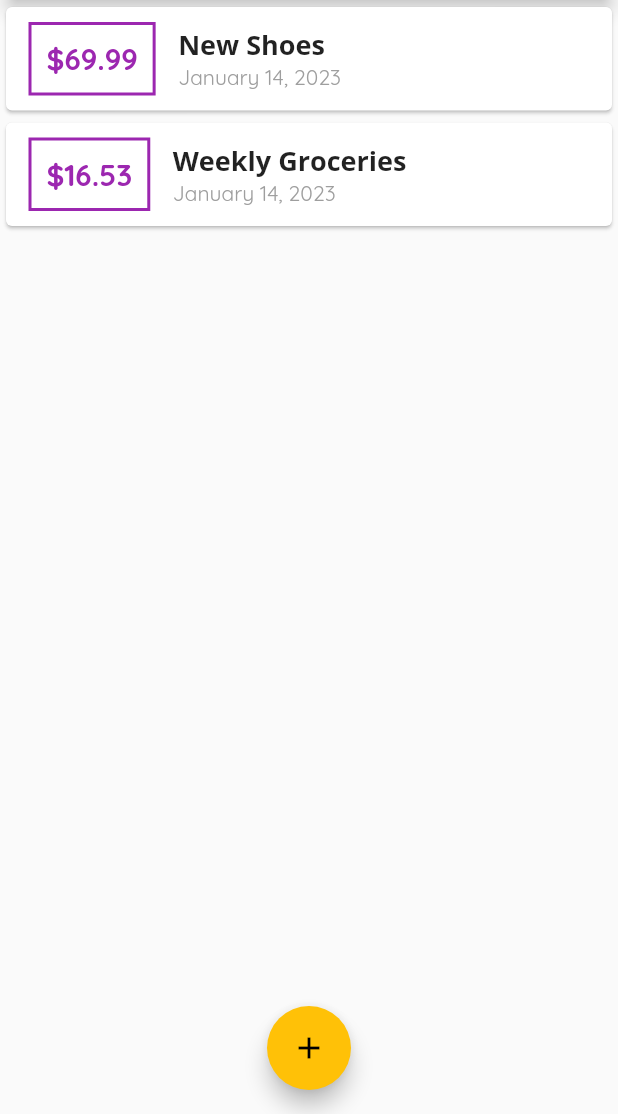
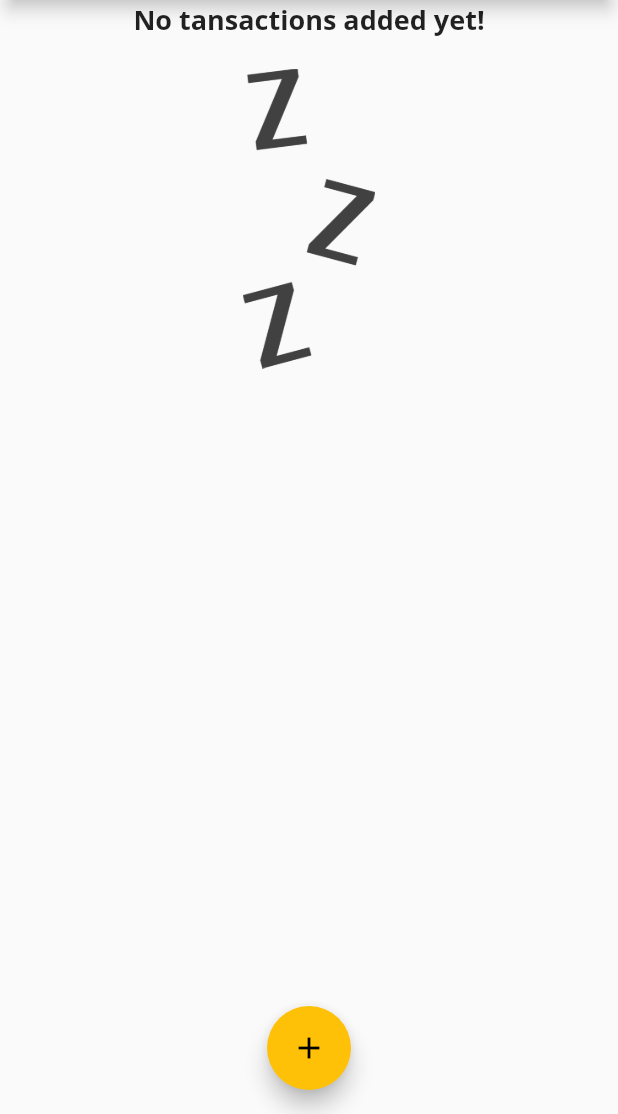
Before and after one commit to harusys/udemy, a Flutter app: the screen it shows after launch, on a phone screen of 412 x 824 dp, the part 122-1236 px from its top. Run offline on Flutter 3.47's test engine with Material 2 defaults, Android fonts, the phone set to English and light mode, and no system bars.

```diff
--- a/expenses_app/lib/main.dart
+++ b/expenses_app/lib/main.dart
@@ -45,18 +45,18 @@ class MyHomePage extends StatefulWidget {
 
 class _MyHomePageState extends State<MyHomePage> {
   final List<Transaction> _userTransactions = [
-    Transaction(
-      id: 't1',
-      title: 'New Shoes',
-      amount: 69.99,
-      date: DateTime.now(),
-    ),
-    Transaction(
-      id: 't2',
-      title: 'Weekly Groceries',
-      amount: 16.53,
-      date: DateTime.now(),
-    )
+    // Transaction(
+    //   id: 't1',
+    //   title: 'New Shoes',
+    //   amount: 69.99,
+    //   date: DateTime.now(),
+    // ),
+    // Transaction(
+    //   id: 't2',
+    //   title: 'Weekly Groceries',
+    //   amount: 16.53,
+    //   date: DateTime.now(),
+    // )
   ];
 
   void _addNewTransaction(String txTitle, double txAmount) {
--- a/expenses_app/lib/widgets/transaction_list.dart
+++ b/expenses_app/lib/widgets/transaction_list.dart
@@ -12,7 +12,28 @@ class TransactionList extends StatelessWidget {
   Widget build(BuildContext context) {
     return Container(
       height: 300,
-      child: ListView.builder(
+      child: transactions.isEmpty
+          // ０件の場合
+          ? Column(
+              children: <Widget>[
+                Text(
+                  'No tansactions added yet!',
+                  style: Theme.of(context).textTheme.titleMedium,
+                ),
+                SizedBox(
+                  height: 20,
+                ),
+                Container(
+                  height: 200,
+                  child: Image.asset(
+                    'assets/images/waiting.png',
+                    fit: BoxFit.cover,
+                  ),
+                )
+              ],
+            )
+          // 有件の場合
+          : ListView.builder(
               itemCount: transactions.length,
               itemBuilder: (ctx, index) => Card(
                 child: Row(
--- a/expenses_app/pubspec.yaml
+++ b/expenses_app/pubspec.yaml
@@ -60,9 +60,8 @@ flutter:
   uses-material-design: true
 
   # To add assets to your application, add an assets section, like this:
-  # assets:
-  #   - images/a_dot_burr.jpeg
-  #   - images/a_dot_ham.jpeg
+  assets:
+    - assets/images/waiting.png
 
   # An image asset can refer to one or more resolution-specific "variants", see
   # https://flutter.dev/assets-and-images/#resolution-aware
```
Also changed, not shown: expenses_app/assets/images/waiting.png (added). Lines whose indentation alone changed are shown as unchanged.
